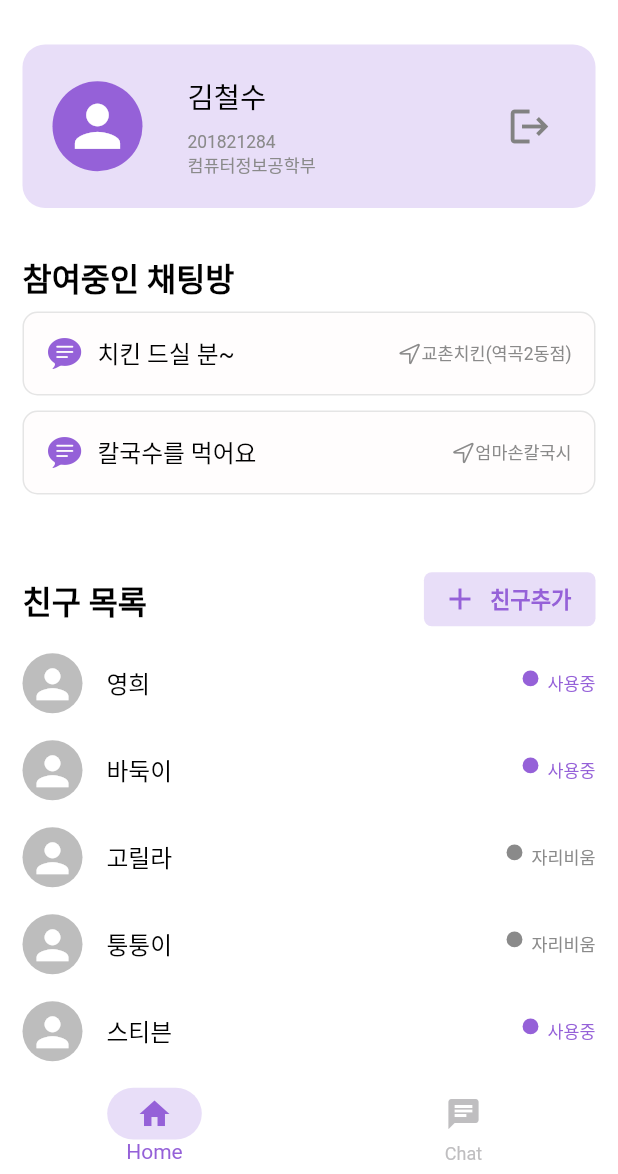
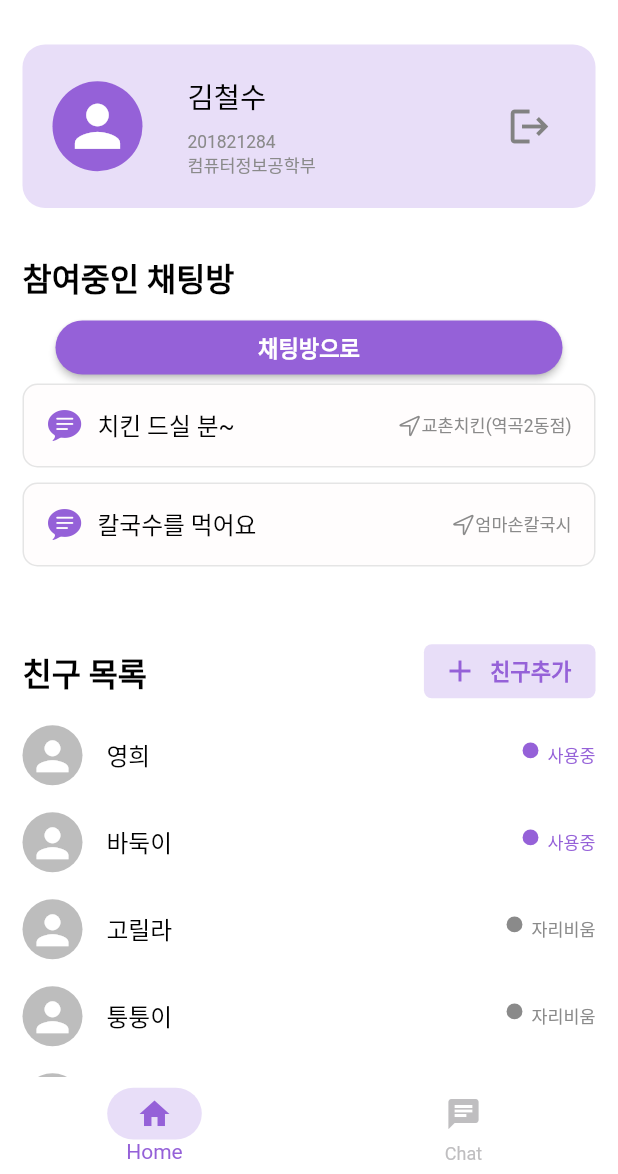
Before and after one commit to hanmango-o/we_eat, a Flutter app: the screen it shows after launch, on a phone screen of 412 x 824 dp, the part 62-1236 px from its top. Run offline on Flutter 3.47's test engine with Material 2 defaults, Android fonts, the phone set to English and light mode, and no system bars; our stand-ins replace flutter_screenutil, get; Roboto replaces fonts that are missing (SEBANGGothic).

```diff
--- a/lib/asset/data/service.dart
+++ b/lib/asset/data/service.dart
@@ -5,6 +5,6 @@ class Service {
   static String SIGN_UP_ROUTE = '/sign/up';
   static String ADD_FRIEND_ROUTE = '/add-friend';
   static String CHAT_LIST_ROUTE = '/chat/list';
-  static String CHAT_ROOM_ROUTE = '/chat/room/read';
+  static String CHAT_ROOM_ROUTE = '/chat/join/:id';
   static String CREATE_CHAT_ROOM_ROUTE = '/chat/room/create';
 }
--- a/lib/main.dart
+++ b/lib/main.dart
@@ -174,10 +174,10 @@ class WeEat extends StatelessWidget {
             name: Service.CHAT_LIST_ROUTE,
             page: () => ChatListScreen(),
           ),
-          GetPage(
-            name: Service.CHAT_ROOM_ROUTE,
-            page: () => ChatRoomScreen(),
-          ),
+          // GetPage(
+          //   name: Service.CHAT_ROOM_ROUTE,
+          //   page: () => ChatRoomScreen(),
+          // ),
           GetPage(
             name: Service.ADD_FRIEND_ROUTE,
             page: () => AddFriendScreen(),
--- a/lib/model/repository/chat_room_repository.dart
+++ b/lib/model/repository/chat_room_repository.dart
@@ -0,0 +1,3 @@
+import 'package:we_eat/model/repository/impl/http_impl.dart';
+
+class ChatRoomRepository extends HttpImpl {}
--- a/lib/model/repository/impl/http_impl.dart
+++ b/lib/model/repository/impl/http_impl.dart
@@ -4,12 +4,6 @@ import 'dart:convert' as convert;
 import 'package:http/http.dart' as http;
 
 class HttpImpl implements HttpInterface {
-  // static final HttpImpl _instance = HttpImpl._internal();
-
-  // factory HttpImpl() => _instance;
-
-  // HttpImpl._internal();
-
   @override
   Uri getUri(String url) => Uri.parse(url);
 
--- a/lib/ui/view/home_screen.dart
+++ b/lib/ui/view/home_screen.dart
@@ -4,7 +4,9 @@ import 'package:flutter_screenutil/flutter_screenutil.dart';
 import 'package:get/get.dart';
 import 'package:we_eat/asset/data/service.dart';
 import 'package:we_eat/ui/component/board_component.dart';
+import 'package:we_eat/ui/view/chat_room_screen.dart';
 import 'package:we_eat/ui/widget/friend_tile_widget.dart';
+import 'package:web_socket_channel/io.dart';
 
 class HomeScreen extends StatefulWidget {
   const HomeScreen({Key? key}) : super(key: key);
@@ -92,6 +94,15 @@ class _HomeScreenState extends State<HomeScreen> {
                 backgroundColor: Colors.white,
                 child: Column(
                   children: [
+                    ElevatedButton(
+                      onPressed: () => Get.to(
+                        ChatRoomScreen(
+                          title: '아아아ㅏ',
+                          uri: Uri.parse('ws://localhost:8080/ws/chat'),
+                        ),
+                      ),
+                      child: Text('채팅방으로'),
+                    ),
                     Container(
                       padding:
                           EdgeInsets.symmetric(vertical: 15, horizontal: 15),
```
Also changed, not shown: lib/ui/view/chat_room_screen.dart (+44 -30 lines).
